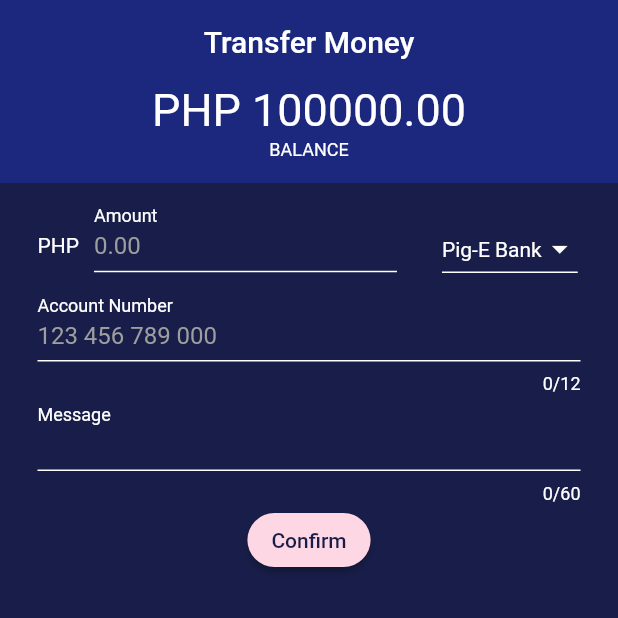
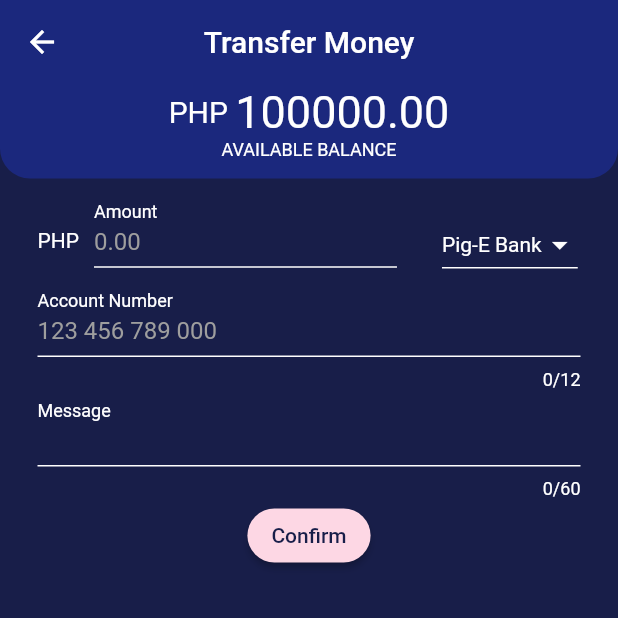
Before and after one commit to daPiang/pig-e-bank, a Flutter app: the TransferMoney screen opened directly, on a phone screen of 412 x 824 dp, the top half of it. Run offline on Flutter 3.47's test engine with Material 2 defaults, Android fonts, the phone set to English and light mode, and no system bars.

Commit message:
added temp files

```diff
--- a/lib/main.dart
+++ b/lib/main.dart
@@ -27,7 +27,7 @@ class MyApp extends StatelessWidget {
           elevation: 0,
         ),
       ),
-      home: TransferMoney(),
+      home: const SplashScreen(),
     );
   }
 }
--- a/lib/transfer_money.dart
+++ b/lib/transfer_money.dart
@@ -90,22 +90,35 @@ class _TransferMoneyState extends State<TransferMoney> {
         child: Column(
           children: <Widget>[
             Container(
+              decoration: const BoxDecoration(
+                borderRadius:
+                    BorderRadius.vertical(bottom: Radius.circular(20)),
+                color: Color(0xFF1b287d),
+              ),
               width: MediaQuery.of(context).size.width,
-              color: const Color(0xFF1b287d),
               child: Column(
                   mainAxisAlignment: MainAxisAlignment.center,
                   children: [
                     SizedBox(
                       height: 37,
-                      child: Text(
-                        'PHP ' + Account.bal.toStringAsFixed(2),
-                        style:
-                            const TextStyle(fontSize: 30, color: Colors.white),
-                      ),
+                      child: Row(
+                          mainAxisAlignment: MainAxisAlignment.center,
+                          children: [
+                            const Text(
+                              'PHP ',
+                              style:
+                                  TextStyle(fontSize: 20, color: Colors.white),
+                            ),
+                            Text(
+                              Account.bal.toStringAsFixed(2),
+                              style: const TextStyle(
+                                  fontSize: 30, color: Colors.white),
+                            )
+                          ]),
                     ),
-                    const Text('BALANCE',
+                    const Text('AVAILABLE BALANCE',
                         style: TextStyle(fontSize: 12, color: Colors.white)),
-                    const SizedBox(height: 15)
+                    const SizedBox(height: 12)
                   ]),
             ),
             Padding(
@@ -142,7 +155,6 @@ class _TransferMoneyState extends State<TransferMoney> {
                         ),
                         DropdownButton<String>(
                           dropdownColor: Colors.grey[800],
-                          //isExpanded: true,
                           value: dropdownValue,
                           icon: const Icon(
                             Icons.arrow_drop_down,
```
Also changed, not shown: lib/account_details.dart (added, +15 -0 lines), lib/confirm_transfer.dart (+9 -9 lines), lib/dashboard.dart (+22 -3 lines), lib/help.dart (added, +13 -0 lines), lib/history.dart (added, +16 -0 lines).
